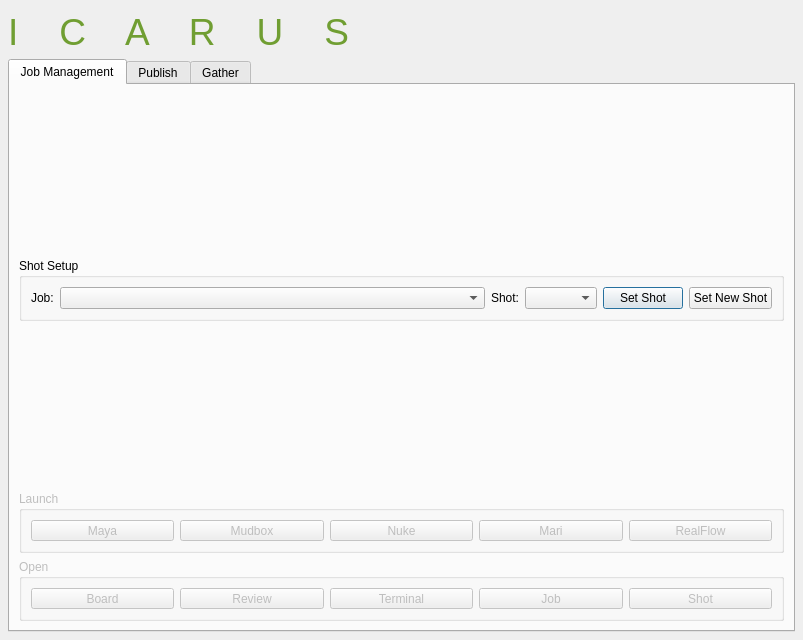
First picture: the form in core/ui/icarusUI.ui, repository mjbonnington/icarus-gps, before the edit.
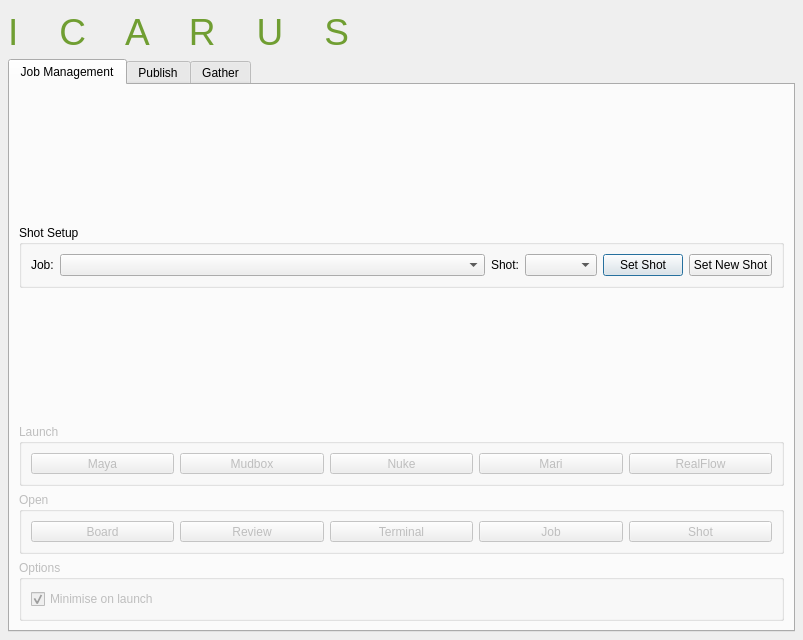
Second picture: the form after the edit. The open tabs and pages were chosen to show the change. Icons and pictures are not drawn.

Commit message: Added checkbox to control whether icarus UI will minimise on app launch

```diff
--- a/core/ui/icarusUI.ui
+++ b/core/ui/icarusUI.ui
@@ -335,7 +335,9 @@
             <property name="title">
              <string>Launch</string>
             </property>
-            <layout class="QHBoxLayout" name="horizontalLayout_3">
+            <layout class="QVBoxLayout" name="verticalLayout_13">
+             <item>
+              <layout class="QHBoxLayout" name="horizontalLayout_21">
              <item>
               <widget class="QToolButton" name="maya_pushButton">
                <property name="sizePolicy">
@@ -472,6 +474,8 @@
               </widget>
              </item>
             </layout>
+             </item>
+            </layout>
            </widget>
           </item>
           <item>
@@ -491,7 +495,9 @@
             <property name="title">
              <string>Open</string>
             </property>
-            <layout class="QHBoxLayout" name="horizontalLayout_2">
+            <layout class="QVBoxLayout" name="verticalLayout_14">
+             <item>
+              <layout class="QHBoxLayout" name="horizontalLayout_22">
              <item>
               <widget class="QToolButton" name="openProdBoard_pushButton">
                <property name="sizePolicy">
@@ -628,6 +634,33 @@
               </widget>
              </item>
             </layout>
+             </item>
+            </layout>
+           </widget>
+          </item>
+          <item>
+           <widget class="QGroupBox" name="launchOptions_groupBox">
+            <property name="enabled">
+             <bool>false</bool>
+            </property>
+            <property name="title">
+             <string>Options</string>
+            </property>
+            <property name="flat">
+             <bool>false</bool>
+            </property>
+            <layout class="QHBoxLayout" name="horizontalLayout_2">
+             <item>
+              <widget class="QCheckBox" name="minimise_checkBox">
+               <property name="text">
+                <string>Minimise on launch</string>
+               </property>
+               <property name="checked">
+                <bool>true</bool>
+               </property>
+              </widget>
+             </item>
+            </layout>
            </widget>
           </item>
          </layout>
```
Left out of the diff: 517 changed lines with no effect on the pictures. Lines whose indentation alone changed are shown as unchanged. The commit also changes 6 other files.
